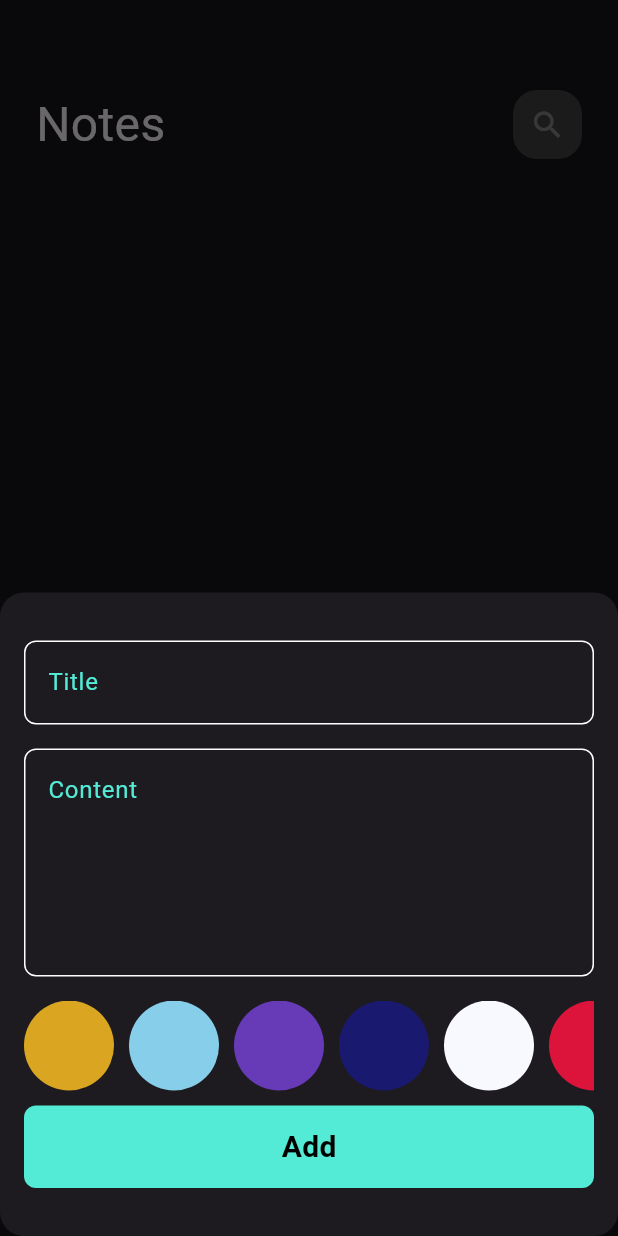
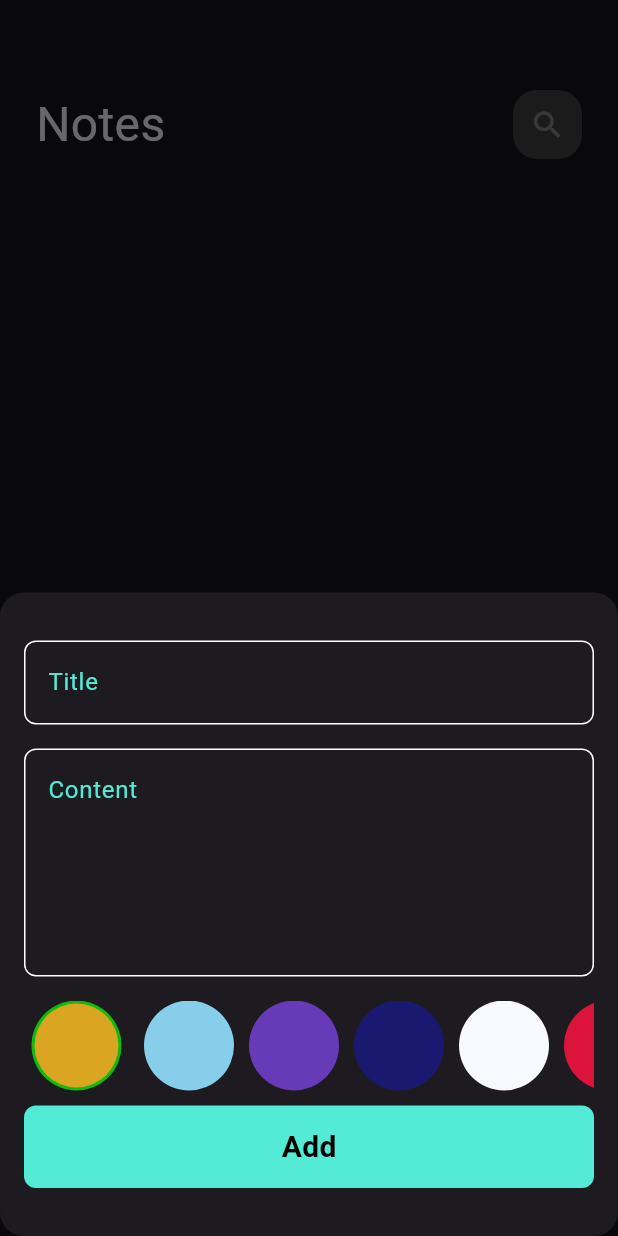
Before and after one commit to Elhadedy36/notes_app, a Flutter app: the screen it shows after launch, after a tap on the "add" icon, on a phone screen of 412 x 824 dp. Run offline on Flutter 3.47's test engine with Material 3 defaults, Android fonts, the phone set to English and light mode, and no system bars; our stand-ins replace bloc, flutter_bloc, hive, hive_flutter, modal_progress_hud_nsn; accounts and stored records are empty; Roboto replaces fonts that are missing (assets/fonts/Poppins-Regular.ttf).

Commit message:
colors listview select item

```diff
--- a/lib/Widgets/Add note form.dart
+++ b/lib/Widgets/Add note form.dart
@@ -95,24 +95,36 @@ class _AddNoteFormState extends State<AddNoteForm> {
 }
 
 class Color_item extends StatelessWidget {
-  const Color_item({super.key, required this.color,this.onTap});
+  const Color_item({super.key, required this.color, required this.isActive});
   final Color color;
- final void Function()? onTap;
+ final bool isActive;
   @override
   Widget build(BuildContext context) {
-    return GestureDetector(
-      onTap: onTap,
+    return isActive? CircleAvatar(
+      radius: 35,
+      backgroundColor: Color.fromARGB(255, 16, 187, 16),
       child: CircleAvatar(
-        radius: 30,
+        radius: 28,
         backgroundColor: color,
       ),
+    ) :CircleAvatar(
+      radius: 30,
+      backgroundColor: color,
     );
   }
 }
 
-class Color_listview extends StatelessWidget {
-  Color_listview({super.key});
-    void Function()? onTap;
+class Color_listview extends StatefulWidget {
+  Color_listview({super.key, this.isActive});
+    bool? isActive;
+
+  @override
+  State<Color_listview> createState() => _Color_listviewState();
+}
+
+class _Color_listviewState extends State<Color_listview> {
+
+int currentindex=0;
   final List<Color> colors = [
     Color(0xFFDAA520), // Goldenrod
     Color(0xFF87CEEB), // Sky Blue
@@ -135,6 +147,7 @@ class Color_listview extends StatelessWidget {
     Color(0xFFFFDAB9), // Peach Puff
     Color(0xFFD2691E), // Chocolate
   ];
+
   @override
   Widget build(BuildContext context) {
     return SizedBox(
@@ -145,9 +158,19 @@ class Color_listview extends StatelessWidget {
         itemBuilder: (context, index) {
           return Padding(
             padding: const EdgeInsets.only(right: 10),
-            child: Color_item(
-              onTap: onTap,
-              color: colors[index],
+            child: GestureDetector(
+              onTap: ()
+              {
+                currentindex = index;
+                setState(() {
+
+                });
+              },
+              child: Color_item(
+                isActive: currentindex ==index,
+
+                color: colors[index],
+              ),
             ),
           );
         },
```
